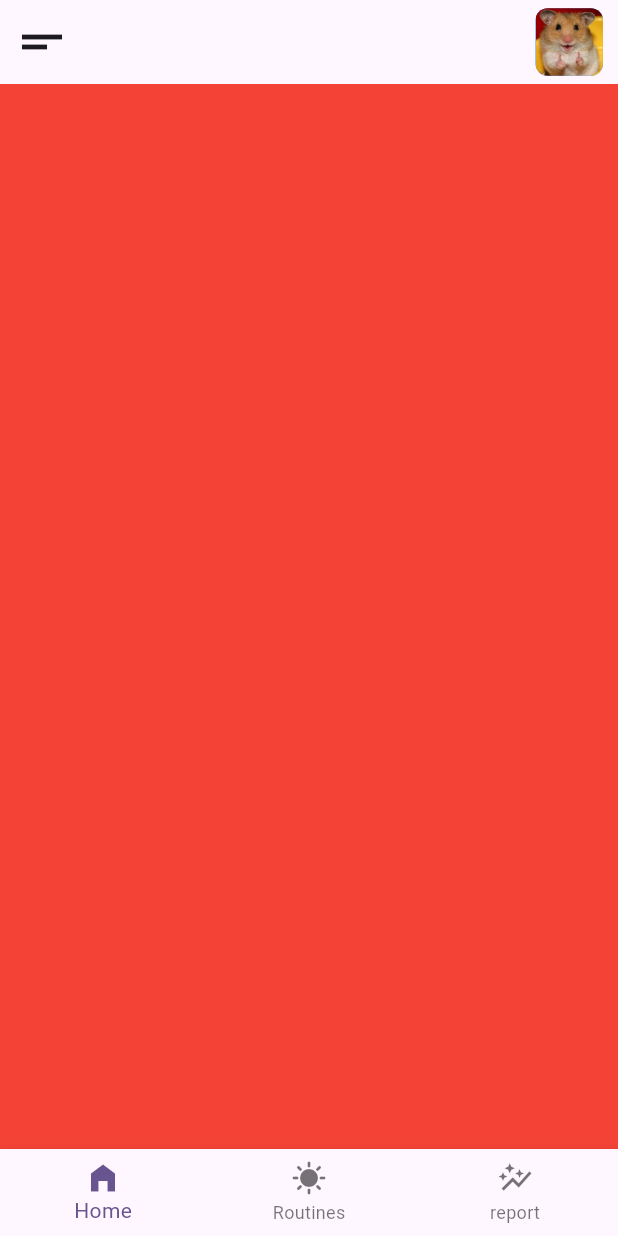
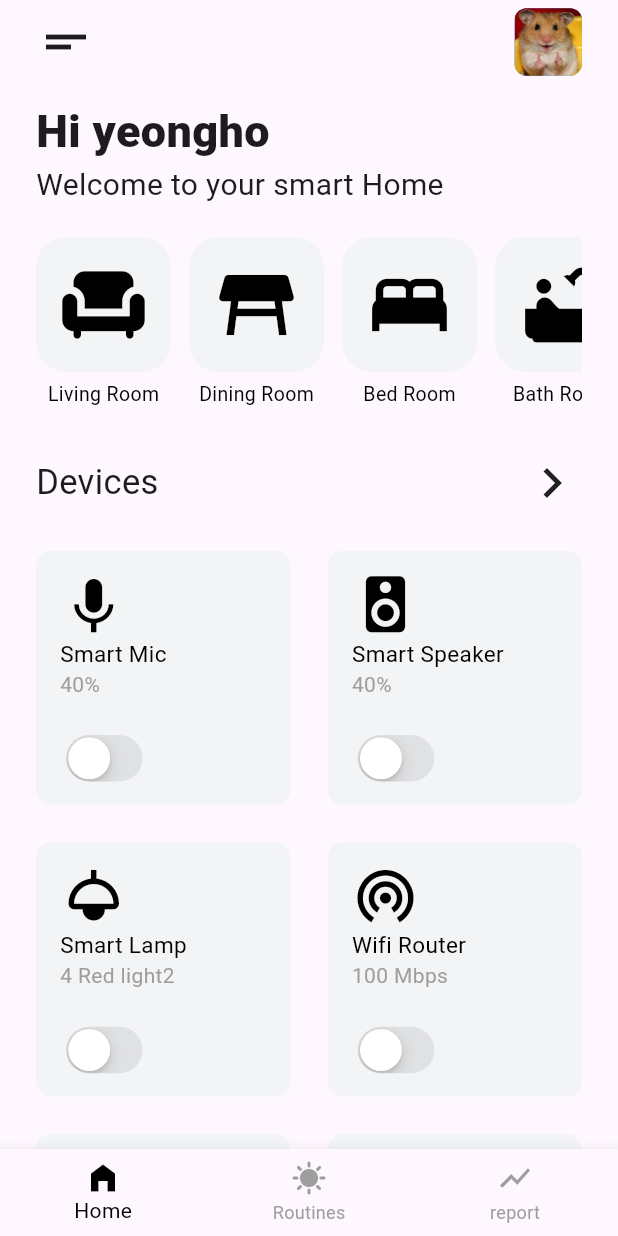
Before and after one commit to kimhouyoung/smart_home, a Flutter app: the screen it shows after launch, after a tap on the "short text" icon, on a phone screen of 412 x 824 dp. Run offline on Flutter 3.47's test engine with Material 3 defaults, Android fonts, the phone set to English and light mode, and no system bars.

Commit message:
지방경기대회 문제풀기

```diff
--- /dev/null
+++ b/lib/ui/view/home/device.dart
@@ -0,0 +1,52 @@
+import 'package:flutter/cupertino.dart';
+import 'package:flutter/material.dart';
+
+class DeviceWidget extends StatefulWidget {
+  const DeviceWidget({
+    super.key,
+    required IconData iconsView,
+    required String text1,
+    required String text2,
+  }) : this._iconsView = iconsView,
+        this._text1 = text1,
+        this._text2 = text2;
+  final String _text1;
+  final String _text2;
+  final IconData _iconsView;
+
+  @override
+  State<DeviceWidget> createState() => _DeviceView();
+}
+
+class _DeviceView extends State<DeviceWidget> {
+  bool isChecked = false;
+
+  @override
+  Widget build(BuildContext context) {
+    return SizedBox(
+      child: DecoratedBox(
+        decoration: BoxDecoration(
+          borderRadius: BorderRadius.circular(10),
+          color: Color(isChecked ? 0xff12283d : 0xffF3F4F5),
+        ),
+        child: Padding(
+          padding: EdgeInsets.only(top: 13, left: 16),
+          child: Column(
+            crossAxisAlignment: CrossAxisAlignment.start,
+            children: [
+              Icon(widget._iconsView, size: 45, color: isChecked ? Colors.white : Colors.black),
+              Text(widget._text1, style: TextStyle(fontSize: 15, color: isChecked ? Colors.white : Colors.black)),
+              Text(widget._text2, style: TextStyle(color: Colors.grey)),
+              SizedBox(height: 20),
+              CupertinoSwitch(value: isChecked, activeColor: Colors.cyanAccent,onChanged: (value) {
+                setState(() {
+                  isChecked = value;
+                });
+              })
+            ],
+          ),
+        ),
+      ),
+    );
+  }
+}
--- /dev/null
+++ b/lib/ui/view/home/home_view.dart
@@ -0,0 +1,112 @@
+import 'package:flutter/material.dart';
+import 'package:smart_home/ui/widget/size_widget.dart';
+
+import '../../widget/title_widget.dart';
+import 'device.dart';
+import 'icons.dart';
+
+class HomeWidget extends StatefulWidget {
+  const HomeWidget({super.key});
+
+  @override
+  State<HomeWidget> createState() => _Home();
+}
+
+class _Home extends State<HomeWidget> {
+  bool isChecked = false;
+
+  @override
+  Widget build(BuildContext context) {
+    return FullSizeBox(
+      child: Padding(
+        padding: EdgeInsets.only(top: 10, left: 24, right: 24),
+        child: Column(
+          children: [
+            Align(
+              alignment: Alignment.centerLeft,
+              child: TitleWidget(
+                mainText: 'Hi yeongho',
+                subText: 'Welcome to your smart Home',
+              ),
+            ),
+            SizedBox(height: 20),
+            SingleChildScrollView(
+              scrollDirection: Axis.horizontal,
+              child: Row(
+                spacing: 12,
+                children: [
+                  IconsView(iconView: Icons.chair, text: 'Living Room'),
+                  IconsView(iconView: Icons.table_restaurant, text: 'Dining Room',),
+                  IconsView(iconView: Icons.bed, text: 'Bed Room'),
+                  IconsView(iconView: Icons.bathtub, text: 'Bath Room'),
+                  IconsView(iconView: Icons.gamepad, text: 'Game Room'),
+                ],
+              ),
+            ),
+            SizedBox(height: 30),
+            SizedBox(
+              height: 40,
+              child: Row(
+                mainAxisAlignment: MainAxisAlignment.spaceBetween,
+                children: [
+                  Text('Devices', style: TextStyle(fontSize: 23)),
+                  Icon(Icons.keyboard_arrow_right, size: 40),
+                ],
+              ),
+            ),
+            SizedBox(height: 25),
+            Expanded(
+              child: GridView.count(
+                //physics: NeverScrollableScrollPhysics(),
+                crossAxisCount: 2,
+                crossAxisSpacing: 25,
+                mainAxisSpacing: 25,
+                children: [
+                  DeviceWidget(
+                    iconsView: Icons.keyboard_voice,
+                    text1: 'Smart Mic',
+                    text2: '40%',
+                  ),
+                  DeviceWidget(
+                    iconsView: Icons.speaker,
+                    text1: 'Smart Speaker',
+                    text2: '40%',
+                  ),
+                  DeviceWidget(
+                    iconsView: Icons.light,
+                    text1: 'Smart Lamp',
+                    text2: '4 Red light2',
+                  ),
+                  DeviceWidget(
+                    iconsView: Icons.wifi_tethering,
+                    text1: 'Wifi Router',
+                    text2: '100 Mbps',
+                  ),DeviceWidget(
+                    iconsView: Icons.keyboard_voice,
+                    text1: 'Smart Mic',
+                    text2: '40%',
+                  ),
+                  DeviceWidget(
+                    iconsView: Icons.speaker,
+                    text1: 'Smart Speaker',
+                    text2: '40%',
+                  ),
+                  DeviceWidget(
+                    iconsView: Icons.light,
+                    text1: 'Smart Lamp',
+                    text2: '4 Red light2',
+                  ),
+                  DeviceWidget(
+                    iconsView: Icons.wifi_tethering,
+                    text1: 'Wifi Router',
+                    text2: '100 Mbps',
+                  ),
+                ],
+              ),
+            ),
+          ],
+        ),
+      ),
+    );
+  }
+}
--- /dev/null
+++ b/lib/ui/view/home/icons.dart
@@ -0,0 +1,52 @@
+import 'package:flutter/material.dart';
+
+class IconsView extends StatefulWidget {
+  const IconsView({super.key, required IconData iconView, required String text})
+    : this._iconsView = iconView,
+      this._text = text;
+
+  final IconData _iconsView;
+  final String _text;
+
+  @override
+  State<IconsView> createState() => _IconsWidget();
+}
+
+class _IconsWidget extends State<IconsView> {
+  bool isSelect = false;
+  Color background1 = Color(0xffF3F4F5);
+  Color iconColor = Colors.black;
+  @override
+  Widget build(BuildContext context) {
+    return Column(
+      children: [
+        Padding(padding: EdgeInsets.only(right: 24)),
+        IconButton(
+          style: ElevatedButton.styleFrom(
+            fixedSize: Size(90, 90),
+            shape: RoundedRectangleBorder(
+              borderRadius: BorderRadius.circular(20),
+            ),
+            backgroundColor: background1
+          ),
+          iconSize: 60,
+          onPressed: () {
+            setState(() {
+              isSelect = !isSelect;
+              if(isSelect) {
+                background1 = Color(0xff12283d);
+                iconColor = Colors.white;
+              }else {
+                background1 = Color(0xffF3F4F5);
+                iconColor = Colors.black;
+              }
+            });
+          },
+          icon: Icon(widget._iconsView, color:iconColor),
+        ),
+        SizedBox(height: 5),
+        Text(widget._text, style: TextStyle(color: Colors.black, fontSize: 13)),
+      ],
+    );
+  }
+}
--- a/lib/ui/view/layout_view.dart
+++ b/lib/ui/view/layout_view.dart
@@ -1,27 +1,45 @@
 import 'package:flutter/material.dart';
+import 'package:smart_home/ui/view/home/home_view.dart';
+import 'package:smart_home/ui/view/report/report.dart';
+import 'package:smart_home/ui/view/routines/routinesview.dart';
 import 'package:smart_home/ui/widget/size_widget.dart';
+import 'package:smart_home/ui/widget/title_widget.dart';
 
 class LayoutView extends StatefulWidget {
   const LayoutView({super.key});
-
-  final bodyWidgets = const <Widget>[
-    FullSizeBox(child: ColoredBox(color: Colors.red)),
-    FullSizeBox(child: ColoredBox(color: Colors.green)),
-    FullSizeBox(child: ColoredBox(color: Colors.blue))
-  ];
 
   @override
   State<LayoutView> createState() => _LayoutWidget();
 }
 
 class _LayoutWidget extends State<LayoutView> {
-  int _selectedIndex = 0;
+  late int _selectedIndex;
+  late PageController _pageController;
+
+  @override
+  void initState() {
+    super.initState();
+    _pageController = PageController();
+    _selectedIndex = 0;
+  }
+
+  @override
+  void dispose() {
+    super.dispose();
+    this._pageController.dispose();
+  }
+
+  final bodyWidgets = const <Widget>[
+    HomeWidget(),
+    ReportView(),
+    RoutinesView(),
+  ];
 
   @override
   Widget build(BuildContext context) {
     return Scaffold(
       appBar: AppBar(
-        actionsPadding: EdgeInsets.only(right: 10),
+        actionsPadding: EdgeInsets.only(right: 24),
         actions: [
           SizedBox(
             width: 45,
@@ -40,24 +58,45 @@ class _LayoutWidget extends State<LayoutView> {
         ],
         leading: IconButton(
           onPressed: () {},
+          padding: EdgeInsets.only(left: 24),
           icon: Icon(Icons.short_text_sharp, size: 40),
         ),
+      ),
 
+      body: PageView(
+        controller: this._pageController,
+        onPageChanged: _updateSelectedIndex,
+        children: this.bodyWidgets,
       ),
-      body: this.widget.bodyWidgets[_selectedIndex],
       bottomNavigationBar: BottomNavigationBar(
         currentIndex: _selectedIndex,
-          onTap: (selectedIndex) {
-            setState(() {
-              _selectedIndex = selectedIndex;
-            });
-          },
-          items: [
-            BottomNavigationBarItem(icon: Icon(Icons.home_filled), label: 'Home'),
-            BottomNavigationBarItem(icon: Icon(Icons.sunny),label: 'Routines'),
-            BottomNavigationBarItem(icon: Icon(Icons.auto_graph),label: 'report'),
-          ],
+        selectedItemColor: Colors.black,
+        unselectedItemColor: Colors.grey,
+        items: [
+          BottomNavigationBarItem(icon: Icon(Icons.home_filled), label: 'Home'),
+          BottomNavigationBarItem(icon: Icon(Icons.sunny), label: 'Routines'),
+          BottomNavigationBarItem(icon: Icon(Icons.show_chart), label: 'report',),
+        ],
+        onTap: (selectedIndex) {
+          _updateSelectedIndex(
+            selectedIndex,
+            () => this._pageController.animateToPage(
+              selectedIndex,
+              duration: Duration(milliseconds: 350),
+              curve: Curves.easeInOut,
+            ),
+          );
+        },
       ),
     );
   }
+  void _updateSelectedIndex(
+    final int selectedIndex, [
+    final VoidCallback? callback,
+  ]) {
+    setState(() {
+      this._selectedIndex = selectedIndex;
+      callback?.call();
+    });
+  }
 }
--- /dev/null
+++ b/lib/ui/view/report/report.dart
@@ -0,0 +1,74 @@
+import 'package:flutter/material.dart';
+import 'package:smart_home/ui/view/report/routin_device.dart';
+import 'package:smart_home/ui/widget/size_widget.dart';
+
+import '../../widget/title_widget.dart';
+import '../home/device.dart';
+
+class ReportView extends StatefulWidget {
+  const ReportView({super.key});
+
+  @override
+  State<ReportView> createState() => _ReportWidget();
+}
+
+class _ReportWidget extends State<ReportView> {
+  @override
+  Widget build(BuildContext context) {
+    return FullSizeBox(
+      child: Padding(
+        padding: EdgeInsets.only(top: 10, left: 24, right: 24),
+        child: Column(
+          children: [
+            Align(
+              alignment: Alignment.centerLeft,
+              child: TitleWidget(
+                mainText: 'Routines',
+                subText: 'Set a routine and live a smart life',
+              ),
+            ),
+            SizedBox(height: 20),
+            Expanded(
+              child: GridView.count(
+                //physics: NeverScrollableScrollPhysics(),
+                crossAxisCount: 2,
+                crossAxisSpacing: 25,
+                mainAxisSpacing: 25,
+                children: [
+                  RoutinView(
+                    iconsView: Icons.calendar_month_outlined,
+                    text1: 'Good Moring',
+                    text2: 'Every day',
+                    text3: 'AM 6:00',
+                    iconsView2: Icons.schedule,
+                  ),
+                  RoutinView(
+                    iconsView: Icons.calendar_month_outlined,
+                    text1: 'Good Moring',
+                    text2: 'Every day',
+                    text3: 'AM 6:00',
+                    iconsView2: Icons.schedule,
+                  ),
+                  RoutinView(
+                    iconsView: Icons.calendar_month_outlined,
+                    text1: 'Good Moring',
+                    text2: 'Every day',
+                    text3: 'AM 6:00',
+                    iconsView2: Icons.schedule,
+                  ),
+                  RoutinView(
+                    iconsView: Icons.calendar_month_outlined,
+                    text1: 'Good Moring',
+                    text2: 'Every day',
+                    text3: 'AM 6:00',
+                    iconsView2: Icons.schedule,
+                  ),
+                ],
+              ),
+            ),
+          ],
+        ),
+      ),
+    );
+  }
+}
--- /dev/null
+++ b/lib/ui/view/report/routin_device.dart
@@ -0,0 +1,104 @@
+import 'package:flutter/cupertino.dart';
+import 'package:flutter/material.dart';
+
+class RoutinView extends StatefulWidget {
+  const RoutinView({
+    super.key,
+    required IconData iconsView,
+    required String text1,
+    required String text2,
+    required String text3,
+    required IconData iconsView2,
+  }) : this._iconsView = iconsView,
+       this._iconsView2 = iconsView2,
+       this._text1 = text1,
+       this._text2 = text2,
+       this._text3 = text3;
+
+  final String _text1;
+  final String _text2;
+  final String _text3;
+  final IconData _iconsView;
+  final IconData _iconsView2;
+
+  @override
+  State<RoutinView> createState() => _RoutinDevice();
+}
+
+class _RoutinDevice extends State<RoutinView> {
+  bool isChecked = false;
+
+  @override
+  Widget build(BuildContext context) {
+    return SizedBox(
+      child: DecoratedBox(
+        decoration: BoxDecoration(
+          borderRadius: BorderRadius.circular(10),
+          color: Color(isChecked ? 0xff12283d : 0xffF3F4F5),
+        ),
+        child: Padding(
+          padding: EdgeInsets.only(top: 13, left: 16),
+          child: Column(
+            crossAxisAlignment: CrossAxisAlignment.start,
+            children: [
+              Text(
+                widget._text1,
+                style: TextStyle(
+                  color: isChecked ? Colors.white : Colors.black,
+                  fontSize: 20
+                ),
+              ),
+              SizedBox(height: 10),
+              Column(
+                children: [
+                  Row(
+                    children: [
+                      Icon(
+                        widget._iconsView,
+                        color: isChecked ? Colors.black : Colors.grey,
+                      ),
+                      SizedBox(width: 5),
+                      Text(
+                        widget._text2,
+                        style: TextStyle(
+                          color: isChecked ? Colors.black : Colors.grey,
+                            fontSize: 15
+                        ),
+                      ),
+                    ],
+                  ),
+                  Row(
+                    children: [
+                      Icon(
+                        widget._iconsView2,
+                        color: isChecked ? Colors.black : Colors.grey,
+                      ),
+                      SizedBox(width: 5),
+                      Text(
+                        widget._text3,
+                        style: TextStyle(
+                          color: isChecked ? Colors.black : Colors.grey,
+                            fontSize: 15
+                        ),
+                      ),
+                    ],
+                  ),
+                ],
+              ),
+              SizedBox(height: 20),
+              CupertinoSwitch(
+                value: isChecked,
+                activeColor: Colors.cyanAccent,
+                onChanged: (value) {
+                  setState(() {
+                    isChecked = value;
+                  });
+                },
+              ),
+            ],
+          ),
+        ),
+      ),
+    );
+  }
+}
--- /dev/null
+++ b/lib/ui/view/routines/routinesview.dart
@@ -0,0 +1,62 @@
+import 'package:flutter/material.dart';
+import 'package:smart_home/ui/widget/size_widget.dart';
+
+import '../../widget/title_widget.dart';
+
+class RoutinesView extends StatefulWidget {
+  const RoutinesView({super.key});
+
+  @override
+  State<RoutinesView> createState() => _RoutinesWidget();
+}
+
+class _RoutinesWidget extends State<RoutinesView> {
+  @override
+  Widget build(BuildContext context) {
+    return FullSizeBox(
+      child: Padding(padding: EdgeInsets.only(top: 10, left: 24, right: 24),
+        child: Column(
+          children: [
+            Align(
+              alignment: Alignment.centerLeft,
+              child: TitleWidget(
+                mainText: 'Report',
+                subText: 'Analyze your daily usage',
+              ),
+            ),
+            SizedBox(height: 20),
+            FullWidthBox(
+              height: 170,
+              child: DecoratedBox(
+                decoration: BoxDecoration(
+                    borderRadius: BorderRadius.circular(15),
+                  color: Color(0xffF3F4F5)
+                )
+              )
+            ),
+            SizedBox(height: 30),
+            FullWidthBox(
+                height: 150,
+                child: DecoratedBox(
+                    decoration: BoxDecoration(
+                        borderRadius: BorderRadius.circular(15),
+                        color: Color(0xffF3F4F5)
+                    )
+                )
+            ),
+            SizedBox(height: 30),
+            FullWidthBox(
+                height: 150,
+                child: DecoratedBox(
+                    decoration: BoxDecoration(
+                        borderRadius: BorderRadius.circular(15),
+                        color: Colors.black
+                    )
+                )
+            )
+          ],
+        ),
+      ),
+    );
+  }
+}
--- /dev/null
+++ b/lib/ui/widget/title_widget.dart
@@ -0,0 +1,30 @@
+import 'package:flutter/material.dart';
+
+class TitleWidget extends StatelessWidget {
+  const TitleWidget({
+    super.key,
+    required String mainText,
+    required String subText,
+  }) : this._mainText = mainText,
+       this._subText = subText;
+
+  final String _mainText;
+  final String _subText;
+
+  @override
+  Widget build(BuildContext context) {
+    return Column(
+      crossAxisAlignment: CrossAxisAlignment.start,
+      children: [
+        Text(
+          _mainText,
+          style: TextStyle(fontSize: 30, fontWeight: FontWeight.w900),
+        ),
+        Text(
+          _subText,
+          style: TextStyle(fontSize: 20, fontWeight: FontWeight.w400),
+        ),
+      ],
+    );
+  }
+}
```
